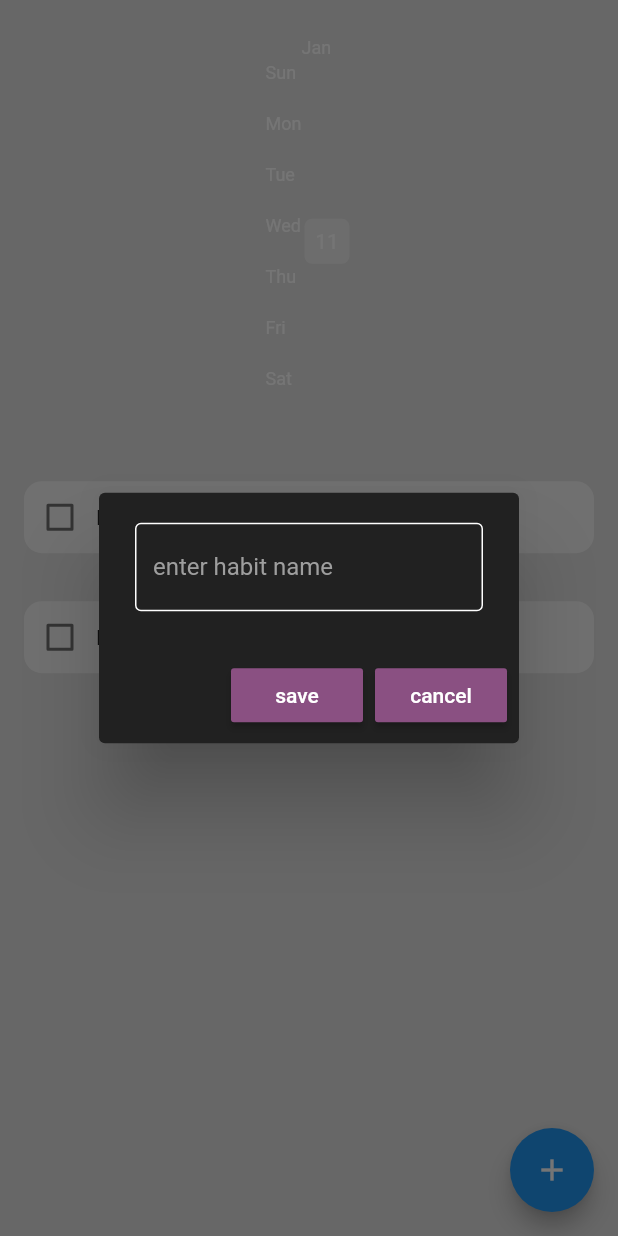
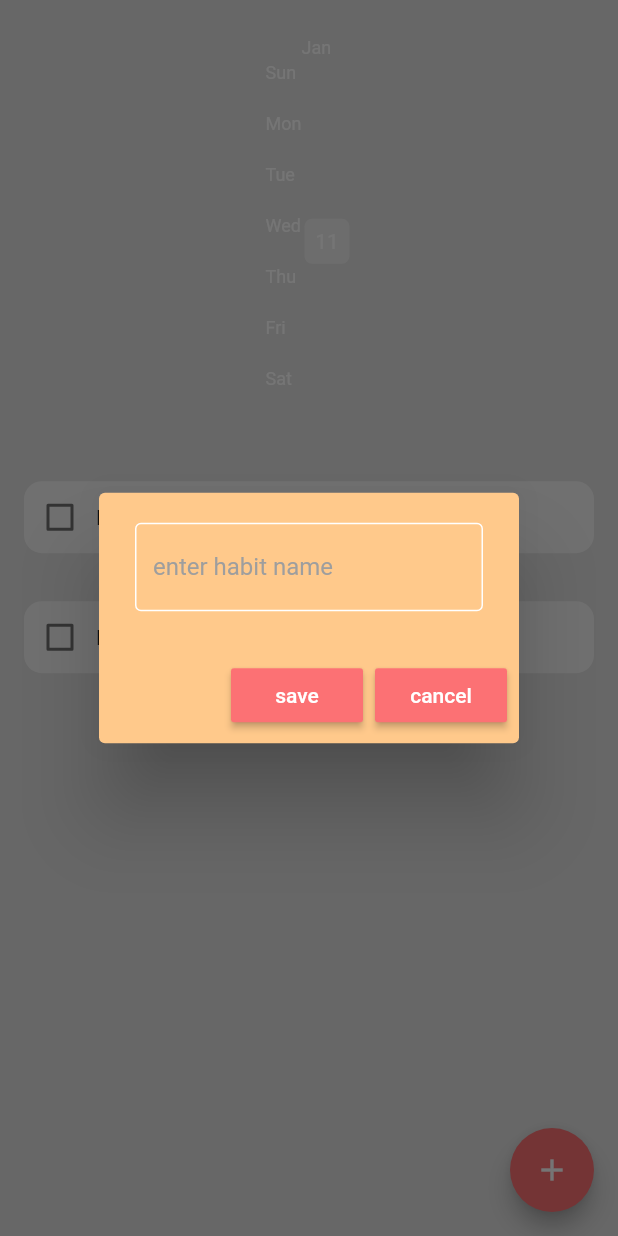
Before and after one commit to begumzengin/flutter-habit-tracker, a Flutter app: the screen it shows after launch, after a tap on the "add" icon, on a phone screen of 412 x 824 dp. Run offline on Flutter 3.47's test engine with Material 2 defaults, Android fonts, the phone set to English and light mode, and no system bars; drawn by our look-alikes of flutter_heatmap_calendar, flutter_slidable; our stand-ins replace hive_flutter; accounts and stored records are empty.

Commit message:
color changes

```diff
--- a/flutter_habit_tracker/lib/components/habit_tile.dart
+++ b/flutter_habit_tracker/lib/components/habit_tile.dart
@@ -23,7 +23,7 @@ class HabitTile extends StatelessWidget {
       padding: const EdgeInsets.all(16.0),
       child: Slidable(
         endActionPane: ActionPane(
-          motion: StretchMotion(),
+          motion: const StretchMotion(),
           children: [
             //settings option
             SlidableAction(
@@ -36,7 +36,7 @@ class HabitTile extends StatelessWidget {
             //delete option
             SlidableAction(
               onPressed: deleteTapped,
-              backgroundColor: Colors.red.shade400,
+              backgroundColor: Color(0xFFEB6859),
               icon: Icons.delete,
               borderRadius: BorderRadius.circular(12),
             ),
@@ -50,7 +50,12 @@ class HabitTile extends StatelessWidget {
           child: Row(
             children: [
               //checkbox
-              Checkbox(value: habitCompleted, onChanged: onChanged),
+              Checkbox(
+                value: habitCompleted,
+                onChanged: onChanged,
+                checkColor: Color(0xFFE79796),
+                activeColor: Color(0xFFC6C09C),
+              ),
               //habit name
               Text(habitName),
             ],
--- a/flutter_habit_tracker/lib/components/month_summary.dart
+++ b/flutter_habit_tracker/lib/components/month_summary.dart
@@ -28,16 +28,16 @@ class MonthlySummary extends StatelessWidget {
         scrollable: true,
         size: 30,
         colorsets: const {
-          1: Color.fromARGB(20, 2, 179, 8),
-          2: Color.fromARGB(40, 2, 179, 8),
-          3: Color.fromARGB(60, 2, 179, 8),
-          4: Color.fromARGB(80, 2, 179, 8),
-          5: Color.fromARGB(100, 2, 179, 8),
-          6: Color.fromARGB(120, 2, 179, 8),
-          7: Color.fromARGB(150, 2, 179, 8),
-          8: Color.fromARGB(180, 2, 179, 8),
-          9: Color.fromARGB(220, 2, 179, 8),
-          10: Color.fromARGB(255, 2, 179, 8),
+          1: Color.fromARGB(19, 252, 136, 98),
+          2: Color.fromARGB(40, 252, 136, 98),
+          3: Color.fromARGB(59, 252, 136, 98),
+          4: Color.fromARGB(80, 252, 136, 98),
+          5: Color.fromARGB(99, 252, 136, 98),
+          6: Color.fromARGB(120, 252, 136, 98),
+          7: Color.fromARGB(149, 252, 136, 98),
+          8: Color.fromARGB(180, 252, 136, 98),
+          9: Color.fromARGB(220, 252, 136, 98),
+          10: Color.fromARGB(225, 252, 136, 98),
         },
         onClick: (value) {
           ScaffoldMessenger.of(context)
--- a/flutter_habit_tracker/lib/components/my_alert_box.dart
+++ b/flutter_habit_tracker/lib/components/my_alert_box.dart
@@ -18,10 +18,10 @@ class MyAlertBox extends StatelessWidget {
   @override
   Widget build(BuildContext context) {
     return AlertDialog(
-      backgroundColor: Colors.grey[900],
+      backgroundColor: Color(0xFFFFC98B),
       content: TextField(
         controller: controller,
-        style: TextStyle(color: Colors.white),
+        style: TextStyle(color: Colors.grey[700]),
         decoration: InputDecoration(
           hintText: hintText,
           hintStyle: TextStyle(color: Colors.grey.shade500),
@@ -35,19 +35,19 @@ class MyAlertBox extends StatelessWidget {
       actions: [
         MaterialButton(
           onPressed: onSave,
+          color: Color(0xFFFC7174),
           child: Text(
             "save",
             style: TextStyle(color: Colors.white),
           ),
-          color: strikemaster,
         ),
         MaterialButton(
           onPressed: onCancel,
+          color: Color(0xFFFC7174),
           child: Text(
             "cancel",
             style: TextStyle(color: Colors.white),
           ),
-          color: strikemaster,
         )
       ],
     );
--- a/flutter_habit_tracker/lib/components/my_fab.dart
+++ b/flutter_habit_tracker/lib/components/my_fab.dart
@@ -13,6 +13,7 @@ class MyFloatingActionButton extends StatelessWidget {
     return FloatingActionButton(
       onPressed: onPressed,
       child: Icon(Icons.add),
+      backgroundColor: Color(0xFFFC7174),
     );
   }
 }
--- a/flutter_habit_tracker/lib/main.dart
+++ b/flutter_habit_tracker/lib/main.dart
@@ -1,4 +1,5 @@
 import 'package:flutter/material.dart';
+import 'package:flutter_habit_tracker/constants.dart';
 import 'package:flutter_habit_tracker/pages/home_page.dart';
 import 'package:hive_flutter/hive_flutter.dart';
 
```
